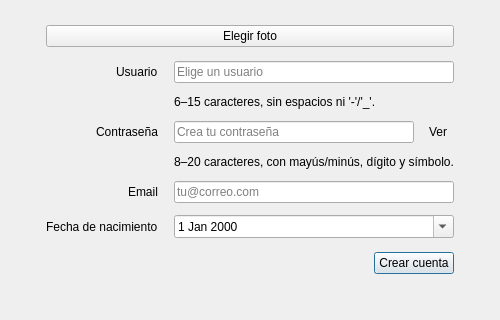
Before: the Qt Designer form proyecto_IHM/registerdialog.ui in pgomsan/proyecto_IHM, drawn with Qt 5; both pictures show x 0 to 500 and y 205 to 525 of the 500 by 525 pixel window.
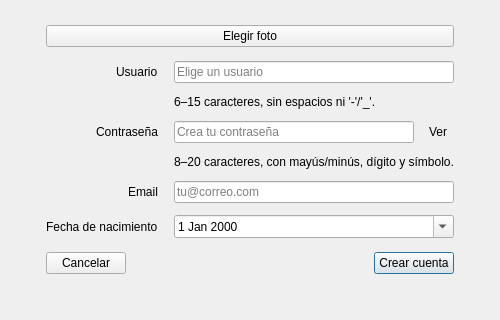
After: the same form once the commit is applied.

Commit message: Camios en andirtexto y nuevo bonton de cancelar en crear perfil

What changed in the file:
```diff
--- a/proyecto_IHM/registerdialog.ui
+++ b/proyecto_IHM/registerdialog.ui
@@ -238,6 +238,13 @@
         <property name="spacing">
          <number>10</number>
         </property>
+        <item>
+         <widget class="QPushButton" name="cancelButton">
+          <property name="text">
+           <string>Cancelar</string>
+          </property>
+         </widget>
+        </item>
         <item>
          <spacer name="actionsSpacer">
           <property name="orientation">
```
Lines whose indentation alone changed are shown as unchanged. The commit also changes 3 other files.
